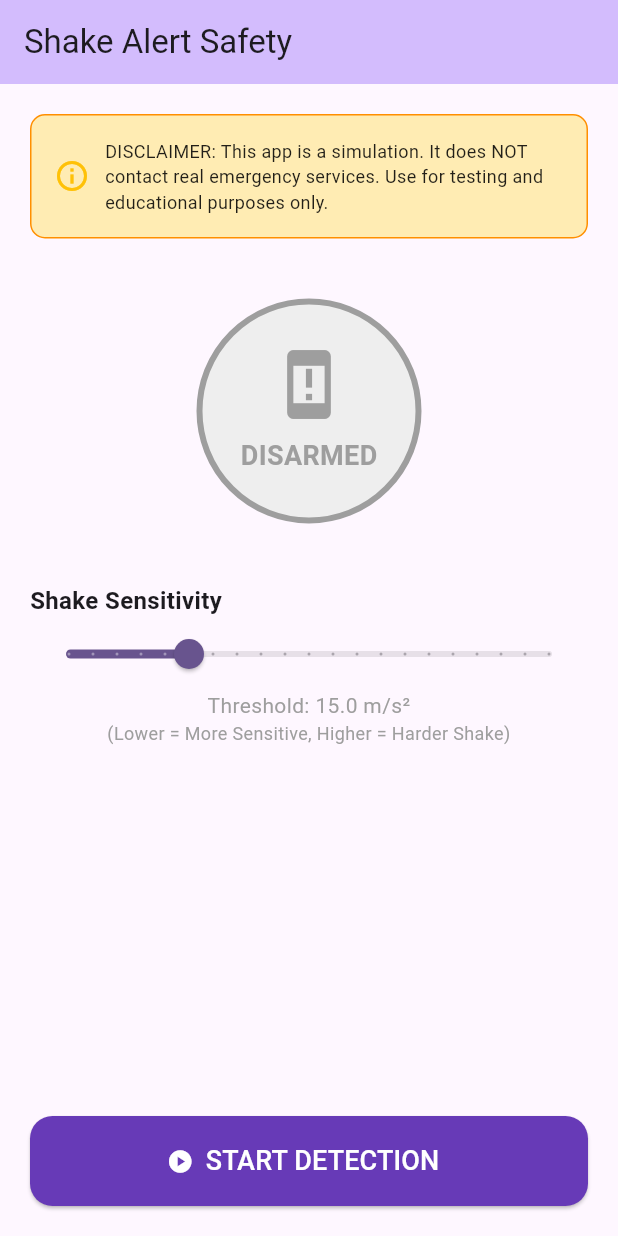
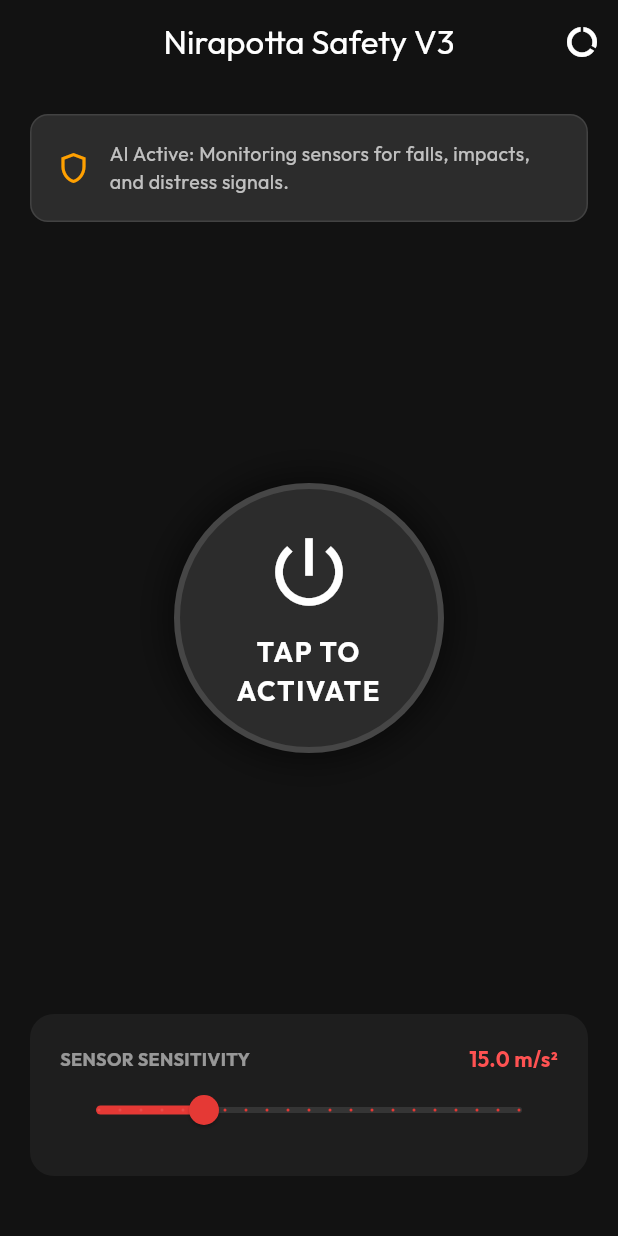
Before and after one commit to sunviraj/nirapotta, a Flutter app: the screen it shows after launch, on a phone screen of 412 x 824 dp. Run offline on Flutter 3.47's test engine with Material 3 defaults, Android fonts, the phone set to English and light mode, and no system bars; drawn by our look-alikes of avatar_glow; our stand-ins replace audioplayers, google_fonts, permission_handler, sensors_plus, slide_to_act, vibration; missing offline and left inert: noise_meter.

Commit message:
feat: Phase 2/3 Complete - Modern UI, Gesture/Sound Intelligence, Data Logging

```diff
--- /dev/null
+++ b/lib/data/sensor_reading_model.dart
@@ -0,0 +1,24 @@
+class SensorReading {
+  final DateTime timestamp;
+  final double x;
+  final double y;
+  final double z;
+  final double? dbLevel; // Nullable if only accel data
+
+  SensorReading({
+    required this.timestamp,
+    required this.x,
+    required this.y,
+    required this.z,
+    this.dbLevel,
+  });
+
+  @override
+  String toString() {
+    return 'T: $timestamp, X: $x, Y: $y, Z: $z, dB: $dbLevel';
+  }
+
+  String toCSV() {
+    return '${timestamp.millisecondsSinceEpoch},${x.toStringAsFixed(4)},${y.toStringAsFixed(4)},${z.toStringAsFixed(4)},${dbLevel?.toStringAsFixed(2) ?? "0.0"}';
+  }
+}
--- /dev/null
+++ b/lib/data/sensor_repository.dart
@@ -0,0 +1,51 @@
+import 'dart:collection';
+import 'sensor_reading_model.dart'; // We will create this next
+
+/// The "Brain's Memory".
+/// Stores the last N seconds of sensor data.
+class SensorDataRepository {
+  // Singleton pattern to ensure one memory source
+  static final SensorDataRepository _instance =
+      SensorDataRepository._internal();
+  factory SensorDataRepository() => _instance;
+  SensorDataRepository._internal();
+
+  /// Circular buffer to hold sensor readings.
+  /// Assuming 50Hz sample rate (50 readings/sec).
+  /// 10 seconds = 500 readings.
+  final int _maxBufferSize = 500;
+  final Queue<SensorReading> _buffer = Queue<SensorReading>();
+
+  /// Adds a new reading to the memory.
+  void addReading(SensorReading reading) {
+    if (_buffer.length >= _maxBufferSize) {
+      _buffer.removeFirst(); // Remove oldest
+    }
+    _buffer.addLast(reading);
+
+    // In debug mode, verify we are recording
+    // if (kDebugMode && _buffer.length % 100 == 0) {
+    //   print("Brain Memory: ${_buffer.length} readings stored.");
+    // }
+  }
+
+  /// Returns the entire buffer as a list for the AI to process.
+  List<SensorReading> getRecentData() {
+    return _buffer.toList();
+  }
+
+  /// Clears memory (e.g., after processing an alert).
+  void clear() {
+    _buffer.clear();
+  }
+
+  /// Returns the buffer as a CSV string.
+  String getCSVData() {
+    StringBuffer sb = StringBuffer();
+    sb.writeln('Timestamp,Acc_X,Acc_Y,Acc_Z,DB_Level'); // Header
+    for (var reading in _buffer) {
+      sb.writeln(reading.toCSV());
+    }
+    return sb.toString();
+  }
+}
--- /dev/null
+++ b/lib/gesture_service.dart
@@ -0,0 +1,79 @@
+import 'dart:async';
+import 'dart:math';
+import 'package:sensors_plus/sensors_plus.dart';
+import 'data/sensor_repository.dart';
+import 'data/sensor_reading_model.dart';
+
+enum GestureType {
+  SHAKE,
+  IMPACT,
+  UNKNOWN,
+}
+
+/// A class that listens to accelerometer events and detects specific gestures.
+class GestureService {
+  /// The threshold for detecting a shake.
+  double shakeThreshold;
+
+  /// The threshold for detecting a high-G impact.
+  double impactThreshold;
+
+  /// Callback when a gesture is detected.
+  final Function(GestureType) onGestureDetected;
+
+  /// Subscription to the accelerometer stream.
+  StreamSubscription<UserAccelerometerEvent>? _streamSubscription;
+
+  /// Timestamp of the last detected gesture to prevent multiple triggers.
+  int _lastGestureTimestamp = 0;
+
+  /// Minimum time between gestures in milliseconds.
+  static const int _gestureDebounceDuration = 2000;
+
+  GestureService({
+    required this.onGestureDetected,
+    this.shakeThreshold = 15.0,
+    this.impactThreshold = 45.0, // High G-force for impact
+  });
+
+  /// Starts listening to accelerometer events.
+  void startListening() {
+    // We use UserAccelerometerEvent which excludes gravity to detect shakes better.
+    // For fall detection (impact), sometimes raw AccelerometerEvent is better,
+    // but for "Forceful Push" or "Hard Impact" user accel implies sudden stop.
+    _streamSubscription =
+        userAccelerometerEvents.listen((UserAccelerometerEvent event) {
+      double magnitude =
+          sqrt(event.x * event.x + event.y * event.y + event.z * event.z);
+
+      _analyzeGesture(magnitude);
+
+      // Log to "Brain Memory"
+      SensorDataRepository().addReading(SensorReading(
+        timestamp: DateTime.now(),
+        x: event.x,
+        y: event.y,
+        z: event.z,
+      ));
+    });
+  }
+
+  void _analyzeGesture(double magnitude) {
+    int now = DateTime.now().millisecondsSinceEpoch;
+    if (now - _lastGestureTimestamp < _gestureDebounceDuration) return;
+
+    if (magnitude > impactThreshold) {
+      _lastGestureTimestamp = now;
+      onGestureDetected(GestureType.IMPACT);
+    } else if (magnitude > shakeThreshold) {
+      _lastGestureTimestamp = now;
+      onGestureDetected(GestureType.SHAKE);
+    }
+  }
+
+  /// Stops listening to accelerometer events.
+  void stopListening() {
+    _streamSubscription?.cancel();
+    _streamSubscription = null;
+  }
+}
--- a/lib/main.dart
+++ b/lib/main.dart
@@ -1,6 +1,10 @@
 import 'package:flutter/material.dart';
-import 'shake_detector.dart';
+import 'package:google_fonts/google_fonts.dart';
+import 'package:avatar_glow/avatar_glow.dart';
+import 'gesture_service.dart';
+import 'sound_service.dart';
 import 'alert_screen.dart';
+import 'screens/log_viewer_screen.dart';
 
 void main() {
   runApp(const ShakeAlertApp());
@@ -12,10 +16,20 @@ class ShakeAlertApp extends StatelessWidget {
   @override
   Widget build(BuildContext context) {
     return MaterialApp(
-      title: 'Shake Alert',
+      title: 'Nirapotta Safety',
+      debugShowCheckedModeBanner: false,
       theme: ThemeData(
-        colorScheme: ColorScheme.fromSeed(seedColor: Colors.deepPurple),
+        brightness: Brightness.dark,
+        scaffoldBackgroundColor: const Color(0xFF121212),
+        colorScheme: const ColorScheme.dark(
+          primary: Color(0xFFE53935), // Safety Red
+          surface: Color(0xFF1E1E1E),
+          onSurface: Colors.white,
+        ),
         useMaterial3: true,
+        textTheme: GoogleFonts.outfitTextTheme(
+          ThemeData.dark().textTheme,
+        ),
       ),
       home: const HomePage(),
     );
@@ -30,47 +44,80 @@ class HomePage extends StatefulWidget {
 }
 
 class _HomePageState extends State<HomePage> {
-  late ShakeDetector _shakeDetector;
+  late GestureService _gestureService;
+  late SoundService _soundService;
+
   bool _isListening = false;
-  double _sensitivity = 15.0; // Default threshold
+  double _shakeSensitivity = 15.0; // Default threshold
 
   @override
   void initState() {
     super.initState();
-    _shakeDetector = ShakeDetector(
-      onShake: _onShakeDetected,
-      threshold: _sensitivity,
+    _gestureService = GestureService(
+      onGestureDetected: _onGestureDetected,
+      shakeThreshold: _shakeSensitivity,
+    );
+
+    _soundService = SoundService(
+      onLoudNoiseDetected: _onLoudNoiseDetected,
     );
   }
 
-  void _onShakeDetected() {
+  void _onGestureDetected(GestureType type) {
     if (!mounted) return;
+
+    String triggerType =
+        type == GestureType.IMPACT ? "IMPACT DETECTED" : "SHAKE DETECTED";
+    _triggerAlert(triggerType);
+  }
+
+  void _onLoudNoiseDetected() {
+    if (!mounted) return;
+    _triggerAlert("LOUD NOISE DETECTED");
+  }
+
+  void _triggerAlert(String reason) {
+    // STOP LISTENING IMMEDIATELY to prevent infinite loops
+    _gestureService.stopListening();
+    _soundService.stopListening();
+    setState(() {
+      _isListening = false;
+    });
+
+    // Navigate to alert screen with the reason
     Navigator.of(context).push(
-      MaterialPageRoute(builder: (context) => const AlertScreen()),
+      MaterialPageRoute(
+          builder: (context) => AlertScreen(triggerReason: reason)),
     );
   }
 
-  void _toggleListening() {
+  void _toggleListening() async {
+    if (_isListening) {
+      _gestureService.stopListening();
+      _soundService.stopListening();
       setState(() {
-      _isListening = !_isListening;
-      if (_isListening) {
-        _shakeDetector.startListening();
+        _isListening = false;
+      });
     } else {
-        _shakeDetector.stopListening();
+      _gestureService.startListening();
+      await _soundService.startListening(); // Request mic permission
+      setState(() {
+        _isListening = true;
+      });
     }
-    });
   }
 
   void _updateSensitivity(double value) {
     setState(() {
-      _sensitivity = value;
-      _shakeDetector.setThreshold(_sensitivity);
+      _shakeSensitivity = value;
+      _gestureService.shakeThreshold = _shakeSensitivity;
     });
   }
 
   @override
   void dispose() {
-    _shakeDetector.stopListening();
+    _gestureService.stopListening();
+    _soundService.stopListening();
     super.dispose();
   }
 
@@ -78,8 +125,21 @@ class _HomePageState extends State<HomePage> {
   Widget build(BuildContext context) {
     return Scaffold(
       appBar: AppBar(
-        title: const Text('Shake Alert Safety'),
-        backgroundColor: Theme.of(context).colorScheme.inversePrimary,
+        title: const Text('Nirapotta Safety V3'),
+        centerTitle: true,
+        backgroundColor: Colors.transparent,
+        elevation: 0,
+        actions: [
+          IconButton(
+            icon: const Icon(Icons.data_usage),
+            onPressed: () {
+              Navigator.of(context).push(
+                MaterialPageRoute(
+                    builder: (context) => const LogViewerScreen()),
+              );
+            },
+          ),
+        ],
       ),
       body: Padding(
         padding: const EdgeInsets.all(20.0),
@@ -88,37 +148,55 @@ class _HomePageState extends State<HomePage> {
           children: [
             // Safety Disclaimer
             Container(
-              padding: const EdgeInsets.all(15),
+              padding: const EdgeInsets.all(16),
               decoration: BoxDecoration(
-                color: Colors.amber.shade100,
-                borderRadius: BorderRadius.circular(10),
-                border: Border.all(color: Colors.amber.shade800),
+                color: const Color(0xFF2C2C2C),
+                borderRadius: BorderRadius.circular(12),
+                border: Border.all(color: Colors.white10),
               ),
-              child: const Row(
+              child: Row(
                 children: [
-                  Icon(Icons.info_outline, color: Colors.amber),
-                  SizedBox(width: 10),
-                  Expanded(
+                  Icon(Icons.shield_outlined, color: Colors.amber.shade700),
+                  const SizedBox(width: 12),
+                  const Expanded(
                     child: Text(
-                      'DISCLAIMER: This app is a simulation. It does NOT contact real emergency services. Use for testing and educational purposes only.',
-                      style: TextStyle(fontSize: 12, color: Colors.black87),
+                      'AI Active: Monitoring sensors for falls, impacts, and distress signals.',
+                      style: TextStyle(fontSize: 13, color: Colors.white70),
                     ),
                   ),
                 ],
               ),
             ),
-            const SizedBox(height: 40),
 
-            // Status Indicator
+            const Spacer(),
+
+            // Status Indicator with Pulsing Animation
             Center(
+              child: AvatarGlow(
+                animate: _isListening,
+                glowColor:
+                    _isListening ? const Color(0xFFE53935) : Colors.transparent,
+                duration: const Duration(milliseconds: 2000),
+                repeat: true,
+                child: GestureDetector(
+                  onTap: _toggleListening,
                   child: Container(
-                width: 150,
-                height: 150,
+                    width: 180,
+                    height: 180,
                     decoration: BoxDecoration(
                       shape: BoxShape.circle,
-                  color: _isListening ? Colors.green.shade100 : Colors.grey.shade200,
+                      color: _isListening
+                          ? const Color(0xFFE53935)
+                          : const Color(0xFF2C2C2C),
+                      boxShadow: [
+                        BoxShadow(
+                          color: Colors.black.withOpacity(0.5),
+                          blurRadius: 20,
+                          spreadRadius: 5,
+                        )
+                      ],
                       border: Border.all(
-                    color: _isListening ? Colors.green : Colors.grey,
+                        color: _isListening ? Colors.redAccent : Colors.white12,
                         width: 4,
                       ),
                     ),
@@ -126,69 +204,75 @@ class _HomePageState extends State<HomePage> {
                       mainAxisAlignment: MainAxisAlignment.center,
                       children: [
                         Icon(
-                      _isListening ? Icons.security : Icons.security_update_warning,
-                      size: 50,
-                      color: _isListening ? Colors.green : Colors.grey,
+                          _isListening
+                              ? Icons.security
+                              : Icons.power_settings_new,
+                          size: 60,
+                          color: Colors.white,
                         ),
                         const SizedBox(height: 10),
                         Text(
-                      _isListening ? 'ARMED' : 'DISARMED',
-                      style: TextStyle(
+                          _isListening ? 'ARMED' : 'TAP TO\nACTIVATE',
+                          textAlign: TextAlign.center,
+                          style: const TextStyle(
                             fontSize: 18,
                             fontWeight: FontWeight.bold,
-                        color: _isListening ? Colors.green : Colors.grey,
+                            color: Colors.white,
+                            letterSpacing: 1.2,
                           ),
                         ),
                       ],
                     ),
                   ),
                 ),
-            const SizedBox(height: 40),
+              ),
+            ),
 
-            // Sensitivity Slider
+            const Spacer(),
+
+            // Sensitivity Slider (Modern)
+            Container(
+              padding: const EdgeInsets.all(20),
+              decoration: BoxDecoration(
+                color: const Color(0xFF1E1E1E),
+                borderRadius: BorderRadius.circular(16),
+              ),
+              child: Column(
+                crossAxisAlignment: CrossAxisAlignment.start,
+                children: [
+                  Row(
+                    mainAxisAlignment: MainAxisAlignment.spaceBetween,
+                    children: [
                       const Text(
-              'Shake Sensitivity',
-              style: TextStyle(fontSize: 16, fontWeight: FontWeight.bold),
+                        'SENSOR SENSITIVITY',
+                        style: TextStyle(
+                            fontSize: 12,
+                            fontWeight: FontWeight.bold,
+                            color: Colors.white54),
+                      ),
+                      Text(
+                        '${_shakeSensitivity.toStringAsFixed(1)} m/s²',
+                        style: const TextStyle(
+                            fontSize: 14,
+                            fontWeight: FontWeight.bold,
+                            color: Colors.redAccent),
+                      ),
+                    ],
                   ),
                   Slider(
-              value: _sensitivity,
+                    value: _shakeSensitivity,
                     min: 10.0,
                     max: 30.0,
                     divisions: 20,
-              label: _sensitivity.toStringAsFixed(1),
+                    activeColor: const Color(0xFFE53935),
+                    inactiveColor: Colors.white10,
+                    label: _shakeSensitivity.toStringAsFixed(1),
                     onChanged: _isListening ? null : _updateSensitivity,
                   ),
-            Text(
-              'Threshold: ${_sensitivity.toStringAsFixed(1)} m/s²',
-              textAlign: TextAlign.center,
-              style: const TextStyle(color: Colors.grey),
-            ),
-            const Text(
-              '(Lower = More Sensitive, Higher = Harder Shake)',
-              textAlign: TextAlign.center,
-              style: TextStyle(fontSize: 12, color: Colors.grey),
-            ),
-            const Spacer(),
-
-            // Start/Stop Button
-            SizedBox(
-              height: 60,
-              child: ElevatedButton.icon(
-                onPressed: _toggleListening,
-                icon: Icon(_isListening ? Icons.stop_circle : Icons.play_circle),
-                label: Text(
-                  _isListening ? 'STOP DETECTION' : 'START DETECTION',
-                  style: const TextStyle(fontSize: 18),
-                ),
-                style: ElevatedButton.styleFrom(
-                  backgroundColor: _isListening ? Colors.red : Colors.deepPurple,
-                  foregroundColor: Colors.white,
-                  shape: RoundedRectangleBorder(
-                    borderRadius: BorderRadius.circular(15),
+                ],
               ),
             ),
-              ),
-            ),
+            const SizedBox(height: 20),
           ],
         ),
       ),
--- a/lib/shake_detector.dart
+++ /dev/null
@@ -1,62 +0,0 @@
-import 'dart:async';
-import 'dart:math';
-import 'package:sensors_plus/sensors_plus.dart';
-
-/// A class that listens to accelerometer events and detects shakes.
-class ShakeDetector {
-  /// The threshold for detecting a shake.
-  /// Standard gravity is ~9.8 m/s^2.
-  /// A strong shake will significantly exceed this.
-  double threshold;
-
-  /// Callback when a shake is detected.
-  final VoidCallback onShake;
-
-  /// Subscription to the accelerometer stream.
-  StreamSubscription<UserAccelerometerEvent>? _streamSubscription;
-
-  /// Timestamp of the last detected shake to prevent multiple triggers.
-  int _lastShakeTimestamp = 0;
-
-  /// Minimum time between shakes in milliseconds.
-  static const int _shakeDebounceDuration = 2000;
-
-  ShakeDetector({
-    required this.onShake,
-    this.threshold = 15.0, // Default threshold
-  });
-
-  /// Starts listening to accelerometer events.
-  void startListening() {
-    _streamSubscription = userAccelerometerEvents.listen((UserAccelerometerEvent event) {
-      // Calculate the magnitude of the acceleration vector.
-      // We use UserAccelerometerEvent which excludes gravity.
-      double acceleration = sqrt(
-        event.x * event.x +
-        event.y * event.y +
-        event.z * event.z
-      );
-
-      if (acceleration > threshold) {
-        int now = DateTime.now().millisecondsSinceEpoch;
-        if (now - _lastShakeTimestamp > _shakeDebounceDuration) {
-          _lastShakeTimestamp = now;
-          onShake();
-        }
-      }
-    });
-  }
-
-  /// Stops listening to accelerometer events.
-  void stopListening() {
-    _streamSubscription?.cancel();
-    _streamSubscription = null;
-  }
-
-  /// Updates the sensitivity threshold.
-  void setThreshold(double newThreshold) {
-    threshold = newThreshold;
-  }
-}
-
-typedef VoidCallback = void Function();
--- /dev/null
+++ b/lib/sound_service.dart
@@ -0,0 +1,84 @@
+import 'dart:async';
+import 'package:noise_meter/noise_meter.dart';
+import 'package:permission_handler/permission_handler.dart';
+import 'package:flutter/foundation.dart';
+import 'data/sensor_repository.dart';
+import 'data/sensor_reading_model.dart';
+
+class SoundService {
+  /// Callback when a loud noise is detected.
+  final VoidCallback onLoudNoiseDetected;
+
+  /// Threshold in Decibels (dB).
+  /// Normal conversation ~60dB, Scream/Loud noise ~85-90dB.
+  double dbThreshold;
+
+  NoiseMeter? _noiseMeter;
+  StreamSubscription<NoiseReading>? _noiseSubscription;
+  bool _isListening = false;
+
+  /// Debounce to prevent multiple triggers
+  int _lastTriggerTimestamp = 0;
+  static const int _triggerDebounceDuration = 2000;
+
+  SoundService({
+    required this.onLoudNoiseDetected,
+    this.dbThreshold = 85.0,
+  });
+
+  Future<void> startListening() async {
+    if (_isListening) return;
+
+    var status = await Permission.microphone.request();
+    if (status != PermissionStatus.granted) {
+      debugPrint('Microphone permission denied');
+      return;
+    }
+
+    try {
+      _noiseMeter = NoiseMeter();
+      _noiseSubscription = _noiseMeter?.noise.listen(
+        (NoiseReading reading) {
+          _analyzeSound(reading);
+        },
+        onError: (Object error) {
+          debugPrint('NoiseMeter Error: $error');
+          _isListening = false;
+        },
+      );
+      _isListening = true;
+    } catch (e) {
+      debugPrint('Error starting NoiseMeter: $e');
+    }
+  }
+
+  void _analyzeSound(NoiseReading reading) {
+    // reading.meanDecibel, reading.maxDecibel
+
+    // Log to "Brain Memory"
+    SensorDataRepository().addReading(SensorReading(
+      timestamp: DateTime.now(),
+      x: 0,
+      y: 0,
+      z: 0,
+      dbLevel: reading.maxDecibel,
+    ));
+
+    if (reading.maxDecibel > dbThreshold) {
+      int now = DateTime.now().millisecondsSinceEpoch;
+      if (now - _lastTriggerTimestamp > _triggerDebounceDuration) {
+        _lastTriggerTimestamp = now;
+        debugPrint('Loud noise detected: ${reading.maxDecibel} dB');
+        onLoudNoiseDetected();
+      }
+    }
+  }
+
+  void stopListening() {
+    _noiseSubscription?.cancel();
+    _noiseSubscription = null;
+    _isListening = false;
+  }
+
+  bool get isListening => _isListening;
+}
--- a/pubspec.yaml
+++ b/pubspec.yaml
@@ -13,6 +13,11 @@ dependencies:
   audioplayers: ^6.0.0
   vibration: ^2.0.0
   cupertino_icons: ^1.0.6
+  noise_meter: ^5.0.0
+  permission_handler: ^11.3.0
+  avatar_glow: ^3.0.1
+  slide_to_act: ^2.0.2
+  google_fonts: ^6.1.0
 
 dev_dependencies:
   flutter_test:
```
Also changed, not shown: lib/alert_screen.dart (+55 -22 lines), lib/screens/log_viewer_screen.dart (added, +117 -0 lines), pubspec.lock, 4 other files. Lines whose indentation alone changed are shown as unchanged.
